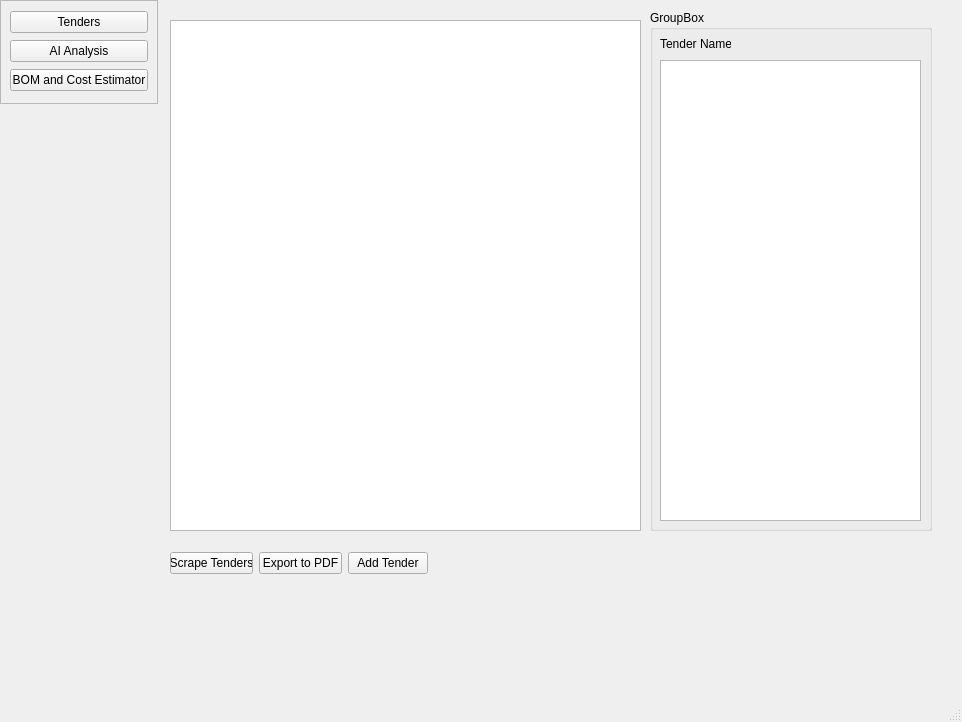
Old version of the form UI/Tender.ui in the repository zackkinsman/sheet_metal_scraper.
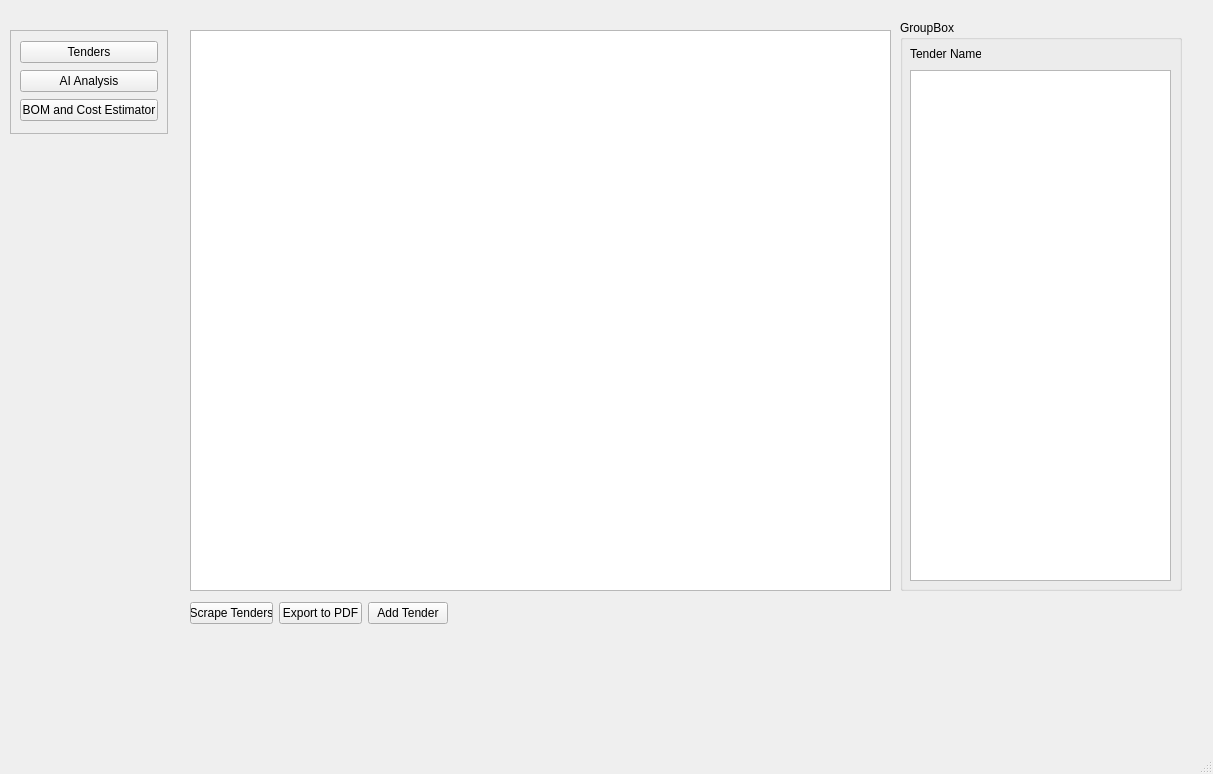
New version of the form.

```diff
--- a/UI/Tender.ui
+++ b/UI/Tender.ui
@@ -6,8 +6,8 @@
    <rect>
     <x>0</x>
     <y>0</y>
-    <width>962</width>
-    <height>722</height>
+    <width>1213</width>
+    <height>774</height>
    </rect>
   </property>
   <property name="windowTitle">
@@ -17,8 +17,8 @@
    <widget class="QFrame" name="Nav_Menu_Container">
     <property name="geometry">
      <rect>
-      <x>0</x>
-      <y>0</y>
+      <x>10</x>
+      <y>30</y>
       <width>158</width>
       <height>104</height>
      </rect>
@@ -62,10 +62,10 @@
    <widget class="QGroupBox" name="TenderDetails">
     <property name="geometry">
      <rect>
-      <x>650</x>
-      <y>10</y>
+      <x>900</x>
+      <y>20</y>
       <width>282</width>
-      <height>521</height>
+      <height>571</height>
      </rect>
     </property>
     <property name="title">
@@ -90,7 +90,7 @@
        <x>10</x>
        <y>50</y>
        <width>261</width>
-       <height>461</height>
+       <height>511</height>
       </rect>
      </property>
     </widget>
@@ -98,18 +98,18 @@
    <widget class="QTableView" name="TenderList">
     <property name="geometry">
      <rect>
-      <x>170</x>
-      <y>20</y>
-      <width>471</width>
-      <height>511</height>
+      <x>190</x>
+      <y>30</y>
+      <width>701</width>
+      <height>561</height>
      </rect>
     </property>
    </widget>
-   <widget class="QWidget" name="">
+   <widget class="QWidget" name="layoutWidget">
     <property name="geometry">
      <rect>
-      <x>170</x>
-      <y>550</y>
+      <x>190</x>
+      <y>600</y>
       <width>258</width>
       <height>26</height>
      </rect>
```
Left out of the diff: 2 changed lines with no effect on the pictures.
